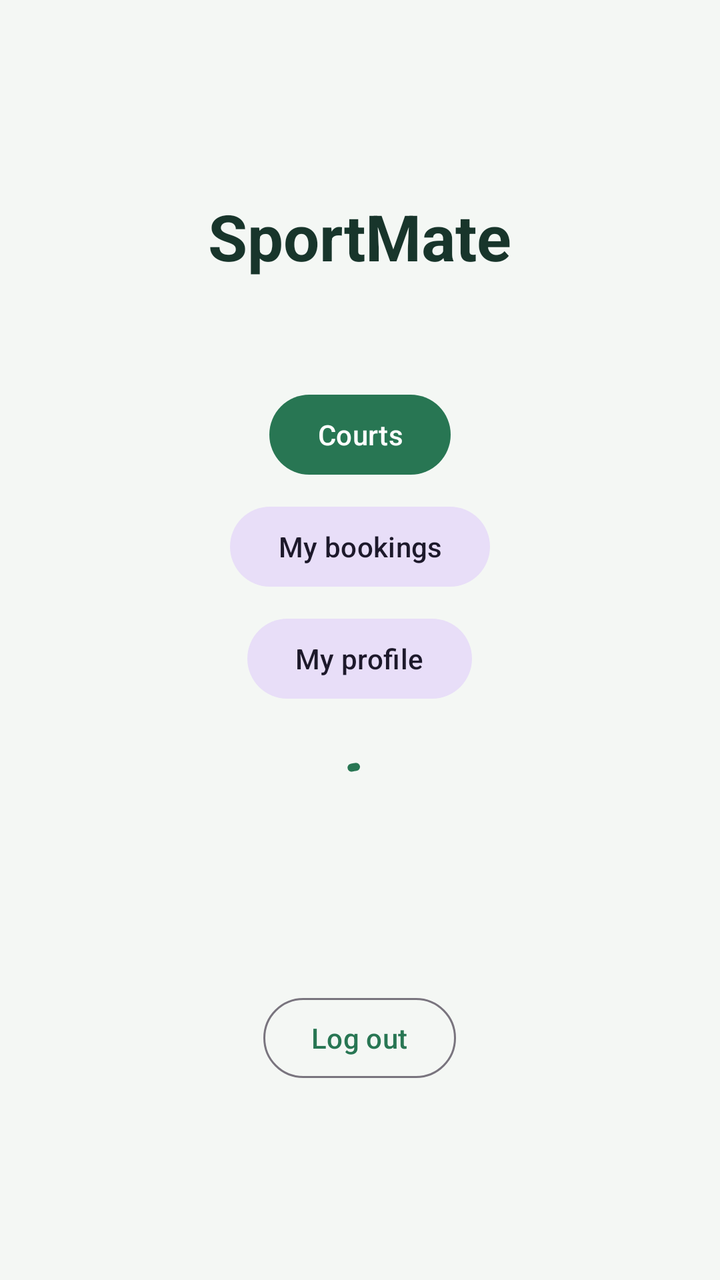
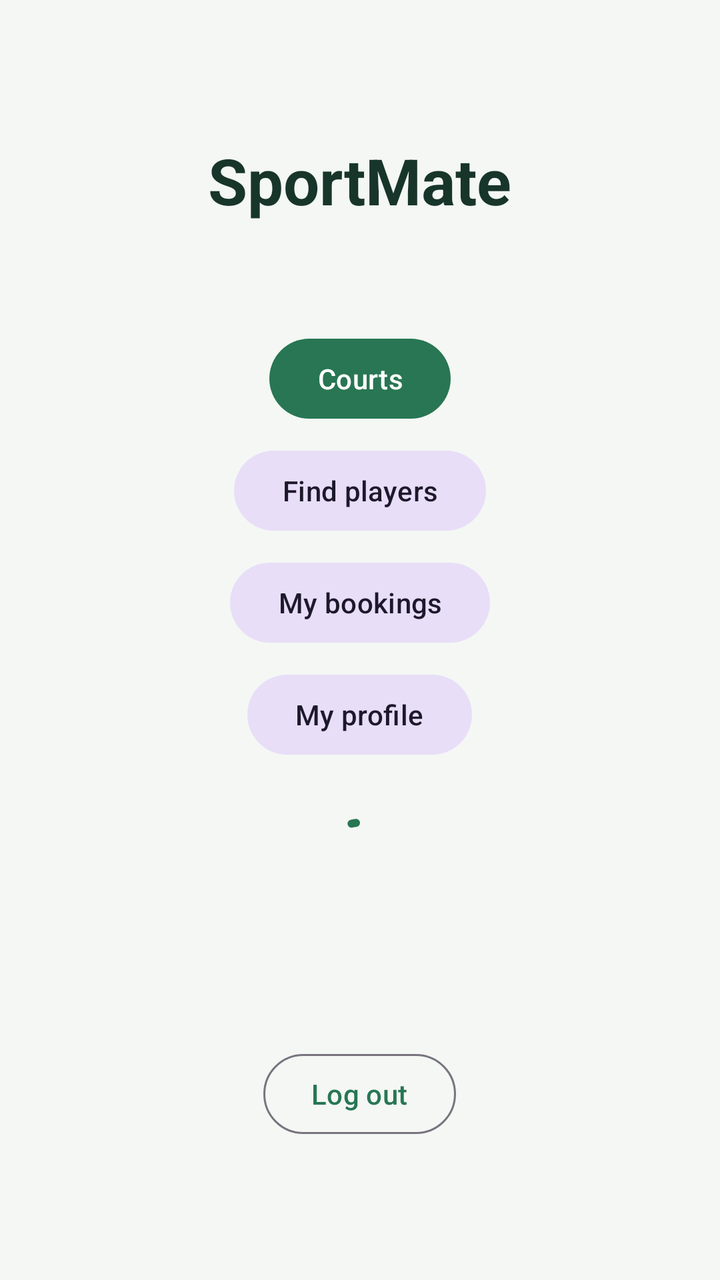

An Android layout rendered at two revisions. The XML below is the earlier revision; the diff shows what the commit changed to produce the second picture.
<!-- AndroidManifest.xml: application theme Theme.SportMate -->
<!-- res/layout/fragment_home.xml -->
<?xml version="1.0" encoding="utf-8"?>
<LinearLayout xmlns:android="http://schemas.android.com/apk/res/android"
    android:layout_width="match_parent"
    android:layout_height="match_parent"
    android:gravity="center"
    android:orientation="vertical"
    android:padding="@dimen/screen_padding">

    <TextView
        android:id="@+id/title"
        android:layout_width="wrap_content"
        android:layout_height="wrap_content"
        android:text="@string/app_name"
        android:textAppearance="@style/TextAppearance.SportMate.Title" />

    <TextView
        android:id="@+id/signed_in_as"
        android:layout_width="wrap_content"
        android:layout_height="wrap_content"
        android:layout_marginTop="@dimen/spacing_sm"
        android:gravity="center"
        android:textAppearance="@style/TextAppearance.SportMate.Body" />

    <com.google.android.material.button.MaterialButton
        android:id="@+id/courts_button"
        android:layout_width="wrap_content"
        android:layout_height="wrap_content"
        android:layout_marginTop="@dimen/spacing_lg"
        android:text="@string/action_courts" />

    <com.google.android.material.button.MaterialButton
        android:id="@+id/my_bookings_button"
        style="@style/Widget.Material3.Button.TonalButton"
        android:layout_width="wrap_content"
        android:layout_height="wrap_content"
        android:layout_marginTop="@dimen/spacing_sm"
        android:text="@string/action_my_bookings" />

    <com.google.android.material.button.MaterialButton
        android:id="@+id/profile_button"
        style="@style/Widget.Material3.Button.TonalButton"
        android:layout_width="wrap_content"
        android:layout_height="wrap_content"
        android:layout_marginTop="@dimen/spacing_sm"
        android:text="@string/action_profile" />

    <com.google.android.material.progressindicator.CircularProgressIndicator
        android:id="@+id/progress"
        android:layout_width="wrap_content"
        android:layout_height="wrap_content"
        android:layout_marginTop="@dimen/spacing_lg"
        android:indeterminate="true" />

    <TextView
        android:id="@+id/backend_status"
        android:layout_width="wrap_content"
        android:layout_height="wrap_content"
        android:layout_marginTop="@dimen/spacing_md"
        android:gravity="center"
        android:textAppearance="@style/TextAppearance.SportMate.Body" />

    <com.google.android.material.button.MaterialButton
        android:id="@+id/retry_button"
        style="@style/Widget.Material3.Button.TonalButton"
        android:layout_width="wrap_content"
        android:layout_height="wrap_content"
        android:layout_marginTop="@dimen/spacing_md"
        android:text="@string/action_retry"
        android:visibility="gone" />

    <com.google.android.material.button.MaterialButton
        android:id="@+id/logout_button"
        style="@style/Widget.Material3.Button.OutlinedButton"
        android:layout_width="wrap_content"
        android:layout_height="wrap_content"
        android:layout_marginTop="@dimen/spacing_xl"
        android:text="@string/action_logout" />
</LinearLayout>
<!-- resources referenced by this layout -->
<resources>
  <dimen name="screen_padding">@dimen/spacing_lg</dimen>
  <dimen name="spacing_lg">24dp</dimen>
  <dimen name="spacing_md">16dp</dimen>
  <dimen name="spacing_sm">8dp</dimen>
  <dimen name="spacing_xl">32dp</dimen>
  <string name="action_courts">Courts</string>
  <string name="action_logout">Log out</string>
  <string name="action_my_bookings">My bookings</string>
  <string name="action_profile">My profile</string>
  <string name="action_retry">Retry</string>
  <string name="app_name">SportMate</string>
  <style name="TextAppearance.SportMate.Body" parent="TextAppearance.Material3.BodyLarge">
          <item name="android:textColor">@color/sportmate_text_secondary</item>
      </style>
  <style name="TextAppearance.SportMate.Title" parent="TextAppearance.Material3.HeadlineLarge">
          <item name="android:textColor">@color/sportmate_text</item>
          <item name="android:textStyle">bold</item>
      </style>
  <style name="Theme.SportMate" parent="Theme.Material3.Light.NoActionBar">
          <item name="colorPrimary">@color/sportmate_green</item>
          <item name="colorOnPrimary">@color/sportmate_on_primary</item>
          <item name="colorSecondary">@color/sportmate_amber</item>
          <item name="colorError">@color/sportmate_error</item>
          <item name="colorSurface">@color/sportmate_surface</item>
          <item name="colorOnSurface">@color/sportmate_text</item>
          <item name="android:colorBackground">@color/sportmate_background</item>
          <item name="android:windowBackground">@color/sportmate_background</item>
          <item name="android:windowLightStatusBar">true</item>
      </style>
  <color name="sportmate_text_secondary">#4F665C</color>
  <color name="sportmate_text">#18352B</color>
  <color name="sportmate_green">#287653</color>
  <color name="sportmate_on_primary">#FFFFFF</color>
  <color name="sportmate_amber">#E7A93B</color>
  <color name="sportmate_error">#B3261E</color>
  <color name="sportmate_surface">#FFFFFF</color>
  <color name="sportmate_background">#F4F7F4</color>
</resources>

<!-- the commit's change to res/layout/fragment_home.xml (unified diff, before → after) -->
@@ -27,6 +27,14 @@
         android:layout_height="wrap_content"
         android:layout_marginTop="@dimen/spacing_lg"
         android:text="@string/action_courts" />
+
+    <com.google.android.material.button.MaterialButton
+        android:id="@+id/find_players_button"
+        style="@style/Widget.Material3.Button.TonalButton"
+        android:layout_width="wrap_content"
+        android:layout_height="wrap_content"
+        android:layout_marginTop="@dimen/spacing_sm"
+        android:text="@string/action_find_players" />
 
     <com.google.android.material.button.MaterialButton
         android:id="@+id/my_bookings_button"
<!-- resource entries referenced after the edit -->
@@ -6,6 +6,7 @@
   <dimen name="spacing_sm">8dp</dimen>
   <dimen name="spacing_xl">32dp</dimen>
   <string name="action_courts">Courts</string>
+  <string name="action_find_players">Find players</string>
   <string name="action_logout">Log out</string>
   <string name="action_my_bookings">My bookings</string>
   <string name="action_profile">My profile</string>
